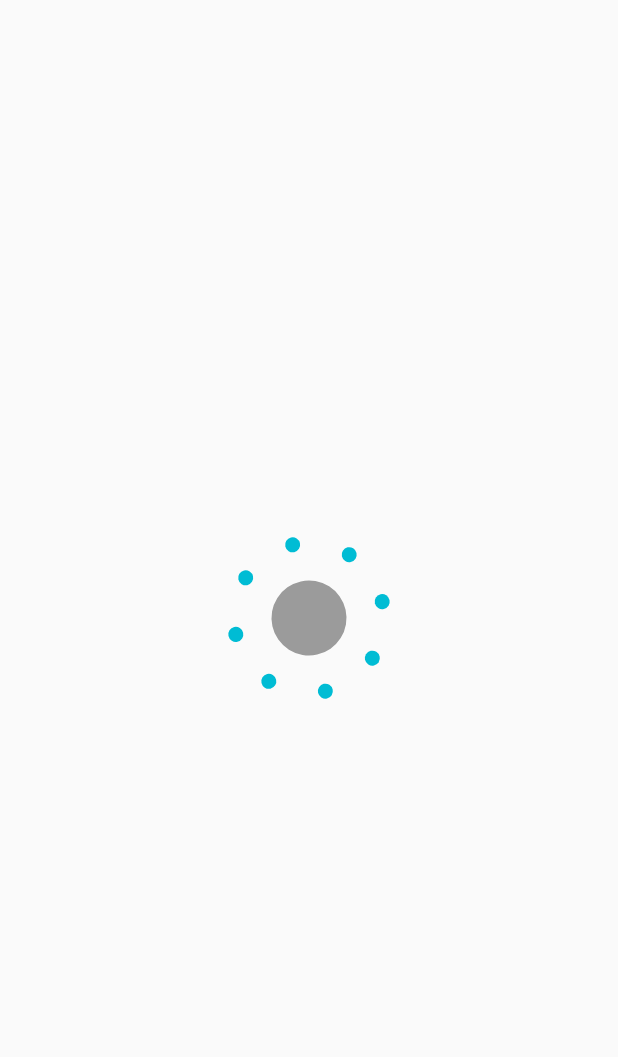
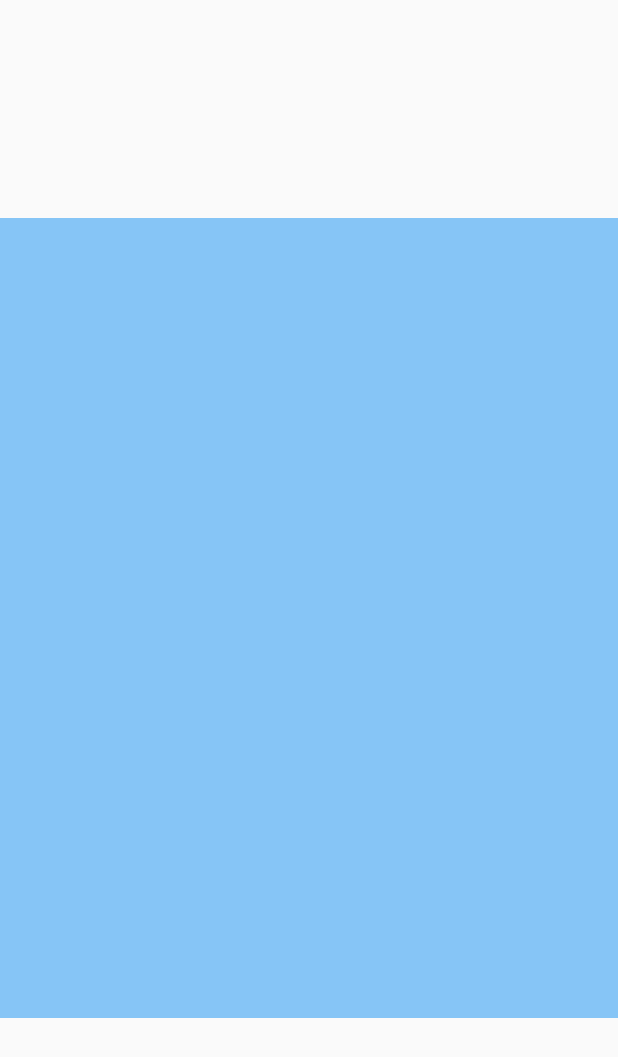
Before and after one commit to SatioO/flutter-practices, a Flutter app: the first screen one second after launch, on a phone screen of 412 x 824 dp. Shown: the top 1057 px of the screen. Run offline on Flutter 3.47's test engine with Material 2 defaults, Android fonts, the phone set to English and light mode, and no system bars; our stand-ins replace font_awesome_flutter.

Commit message:
feat(animation)

```diff
--- a/lib/routes.dart
+++ b/lib/routes.dart
@@ -1,3 +1,4 @@
+import 'package:myapp/widgets/stateful/animation/index.dart';
 import 'package:myapp/widgets/stateful/books/books.dart';
 import 'package:myapp/widgets/stateful/fetch/index.dart';
 import 'package:myapp/widgets/stateful/flow/index.dart';
@@ -7,7 +8,8 @@ import 'package:myapp/widgets/stateful/posts/posts.dart';
 import "package:myapp/widgets/stateful/home/index.dart";
 
 var routes = {
-  "/": (context) => Loader(),
+  "/": (context) => AnimatedCard(),
+  "/loader": (context) => Loader(),
   "/fetch": (context) => Fetch(),
   "/flow": (context) => MasterFlow(),
   "/paint": (context) => PaintExperiment(),
--- /dev/null
+++ b/lib/widgets/stateful/animation/index.dart
@@ -0,0 +1,44 @@
+import 'package:flutter/material.dart';
+
+class AnimatedCard extends StatefulWidget {
+  final Widget child;
+
+  AnimatedCard({Key key, this.child}) : super(key: key);
+
+  _AnimatedCardState createState() => _AnimatedCardState();
+}
+
+class _AnimatedCardState extends State<AnimatedCard>
+    with SingleTickerProviderStateMixin {
+  Animation animation;
+  AnimationController controller;
+
+  @override
+  void initState() {
+    super.initState();
+
+    controller = AnimationController(
+        vsync: this, duration: Duration(milliseconds: 1500));
+    animation = Tween<double>(begin: 0.0, end: 1.0)
+        .animate(CurvedAnimation(parent: controller, curve: Curves.linear));
+
+    controller.addListener(() {
+      setState(() {});
+    });
+
+    controller.forward();
+  }
+
+  @override
+  Widget build(BuildContext context) {
+    return Scaffold(
+        body: Opacity(
+      opacity: animation.value,
+      child: Center(
+          child: Container(
+              width: animation.value * 1000,
+              height: animation.value * 1000,
+              color: Colors.blue)),
+    ));
+  }
+}
```
